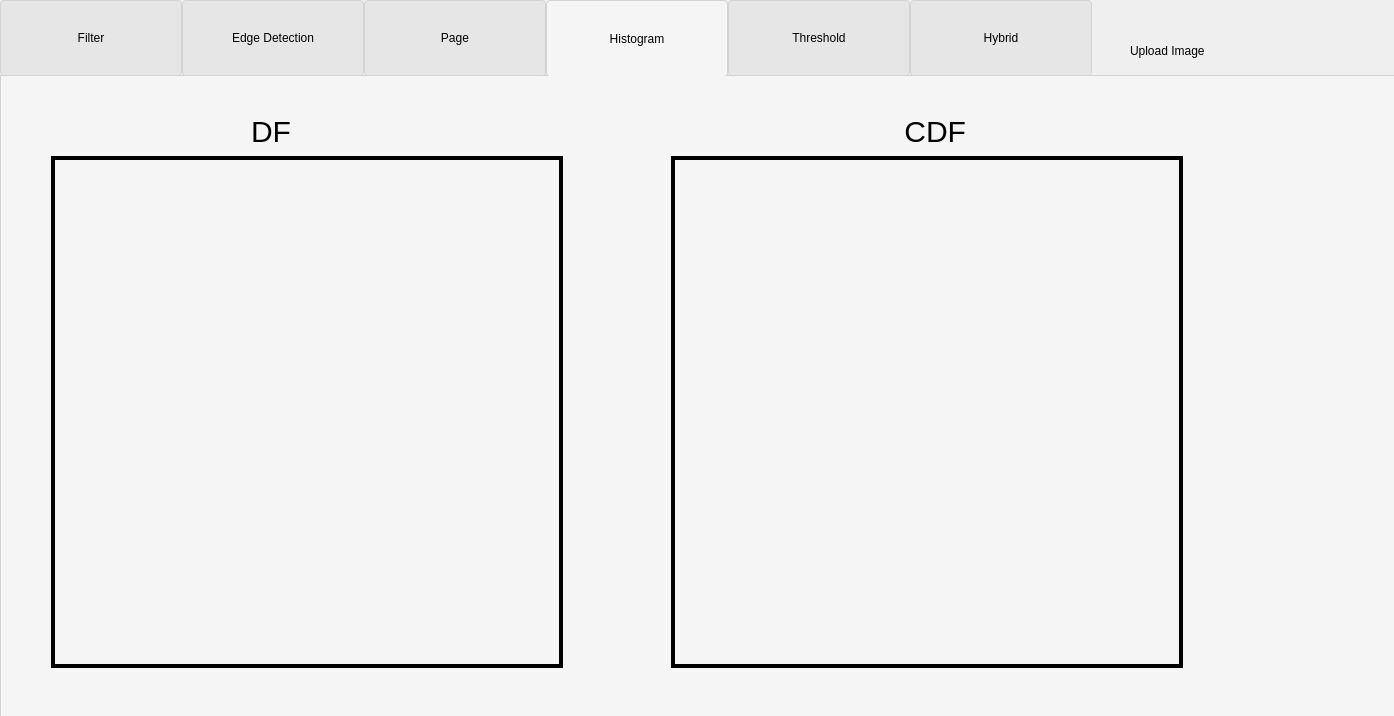
First picture: the form in task1.ui, repository IbrahimEmad11/Image-Processing-App, before the edit.
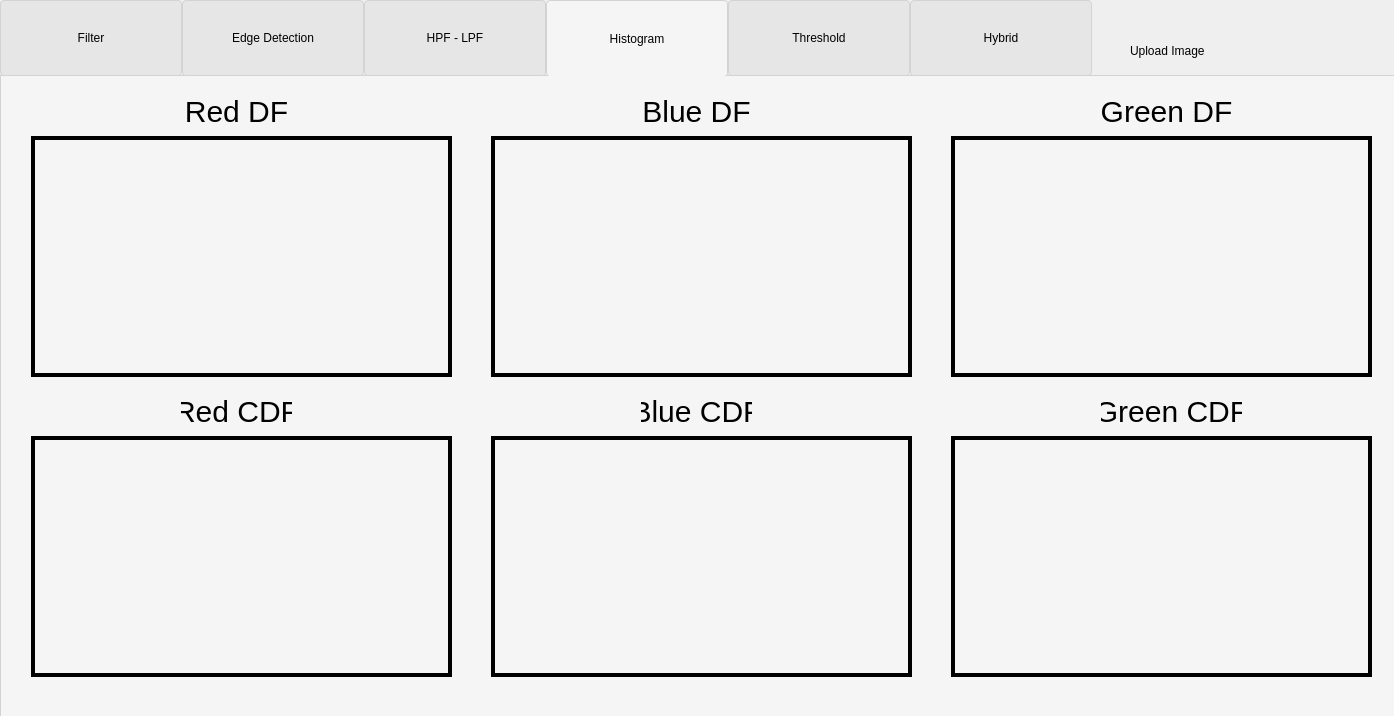
Second picture: the form after the edit. The open tabs and pages were chosen to show the change. Icons and pictures are not drawn.

What changed in the file:
```diff
--- a/task1.ui
+++ b/task1.ui
@@ -47,6 +47,12 @@
       <height>721</height>
      </rect>
     </property>
+    <property name="font">
+     <font>
+      <italic>false</italic>
+      <bold>false</bold>
+     </font>
+    </property>
     <property name="accessibleName">
      <string/>
     </property>
@@ -910,7 +916,7 @@
     </widget>
     <widget class="QWidget" name="PassTab">
      <attribute name="title">
-      <string>Page</string>
+      <string>HPF - LPF</string>
      </attribute>
      <widget class="QLabel" name="outputImageLabel_7">
       <property name="geometry">
@@ -1122,9 +1128,9 @@
      <widget class="QLabel" name="A6">
       <property name="geometry">
        <rect>
-        <x>70</x>
-        <y>40</y>
-        <width>400</width>
+        <x>180</x>
+        <y>20</y>
+        <width>111</width>
         <height>31</height>
        </rect>
       </property>
@@ -1135,29 +1141,7 @@
 background-color:transparent;</string>
       </property>
       <property name="text">
-       <string>DF</string>
-      </property>
-      <property name="alignment">
-       <set>Qt::AlignCenter</set>
-      </property>
-     </widget>
-     <widget class="QLabel" name="A5">
-      <property name="geometry">
-       <rect>
-        <x>730</x>
-        <y>40</y>
-        <width>400</width>
-        <height>31</height>
-       </rect>
-      </property>
-      <property name="styleSheet">
-       <string notr="true">font-family: Impact, Haettenschweiler, 'Arial Narrow Bold', sans-serif;
-font-size: 30px;
-color: black;
-background-color:transparent;</string>
-      </property>
-      <property name="text">
-       <string> CDF</string>
+       <string>Red DF</string>
       </property>
       <property name="alignment">
        <set>Qt::AlignCenter</set>
@@ -1166,10 +1150,10 @@
      <widget class="QLabel" name="Histogram_1">
       <property name="geometry">
        <rect>
-        <x>50</x>
-        <y>80</y>
-        <width>512</width>
-        <height>512</height>
+        <x>30</x>
+        <y>60</y>
+        <width>421</width>
+        <height>241</height>
        </rect>
       </property>
       <property name="styleSheet">
@@ -1186,13 +1170,35 @@
        <set>Qt::AlignCenter</set>
       </property>
      </widget>
+     <widget class="QLabel" name="A6_2">
+      <property name="geometry">
+       <rect>
+        <x>180</x>
+        <y>320</y>
+        <width>111</width>
+        <height>31</height>
+       </rect>
+      </property>
+      <property name="styleSheet">
+       <string notr="true">font-family: Impact, Haettenschweiler, 'Arial Narrow Bold', sans-serif;
+font-size: 30px;
+color: black;
+background-color:transparent;</string>
+      </property>
+      <property name="text">
+       <string>Red CDF</string>
+      </property>
+      <property name="alignment">
+       <set>Qt::AlignCenter</set>
+      </property>
+     </widget>
      <widget class="QLabel" name="Histogram_2">
       <property name="geometry">
        <rect>
-        <x>670</x>
-        <y>80</y>
-        <width>512</width>
-        <height>512</height>
+        <x>30</x>
+        <y>360</y>
+        <width>421</width>
+        <height>241</height>
        </rect>
       </property>
       <property name="styleSheet">
@@ -1209,6 +1215,186 @@
        <set>Qt::AlignCenter</set>
       </property>
      </widget>
+     <widget class="QLabel" name="Histogram_3">
+      <property name="geometry">
+       <rect>
+        <x>490</x>
+        <y>60</y>
+        <width>421</width>
+        <height>241</height>
+       </rect>
+      </property>
+      <property name="styleSheet">
+       <string notr="true">border: 4px solid black;
+</string>
+      </property>
+      <property name="text">
+       <string/>
+      </property>
+      <property name="scaledContents">
+       <bool>true</bool>
+      </property>
+      <property name="alignment">
+       <set>Qt::AlignCenter</set>
+      </property>
+     </widget>
+     <widget class="QLabel" name="A6_3">
+      <property name="geometry">
+       <rect>
+        <x>640</x>
+        <y>320</y>
+        <width>111</width>
+        <height>31</height>
+       </rect>
+      </property>
+      <property name="styleSheet">
+       <string notr="true">font-family: Impact, Haettenschweiler, 'Arial Narrow Bold', sans-serif;
+font-size: 30px;
+color: black;
+background-color:transparent;</string>
+      </property>
+      <property name="text">
+       <string>Blue CDF</string>
+      </property>
+      <property name="alignment">
+       <set>Qt::AlignCenter</set>
+      </property>
+     </widget>
+     <widget class="QLabel" name="Histogram_4">
+      <property name="geometry">
+       <rect>
+        <x>490</x>
+        <y>360</y>
+        <width>421</width>
+        <height>241</height>
+       </rect>
+      </property>
+      <property name="styleSheet">
+       <string notr="true">border: 4px solid black;
+</string>
+      </property>
+      <property name="text">
+       <string/>
+      </property>
+      <property name="scaledContents">
+       <bool>true</bool>
+      </property>
+      <property name="alignment">
+       <set>Qt::AlignCenter</set>
+      </property>
+     </widget>
+     <widget class="QLabel" name="A6_4">
+      <property name="geometry">
+       <rect>
+        <x>640</x>
+        <y>20</y>
+        <width>111</width>
+        <height>31</height>
+       </rect>
+      </property>
+      <property name="styleSheet">
+       <string notr="true">font-family: Impact, Haettenschweiler, 'Arial Narrow Bold', sans-serif;
+font-size: 30px;
+color: black;
+background-color:transparent;</string>
+      </property>
+      <property name="text">
+       <string>Blue DF</string>
+      </property>
+      <property name="alignment">
+       <set>Qt::AlignCenter</set>
+      </property>
+     </widget>
+     <widget class="QLabel" name="Histogram_5">
+      <property name="geometry">
+       <rect>
+        <x>950</x>
+        <y>60</y>
+        <width>421</width>
+        <height>241</height>
+       </rect>
+      </property>
+      <property name="styleSheet">
+       <string notr="true">border: 4px solid black;
+</string>
+      </property>
+      <property name="text">
+       <string/>
+      </property>
+      <property name="scaledContents">
+       <bool>true</bool>
+      </property>
+      <property name="alignment">
+       <set>Qt::AlignCenter</set>
+      </property>
+     </widget>
+     <widget class="QLabel" name="A6_5">
+      <property name="geometry">
+       <rect>
+        <x>1100</x>
+        <y>320</y>
+        <width>141</width>
+        <height>31</height>
+       </rect>
+      </property>
+      <property name="styleSheet">
+       <string notr="true">font-family: Impact, Haettenschweiler, 'Arial Narrow Bold', sans-serif;
+font-size: 30px;
+color: black;
+background-color:transparent;</string>
+      </property>
+      <property name="text">
+       <string>Green CDF</string>
+      </property>
+      <property name="alignment">
+       <set>Qt::AlignCenter</set>
+      </property>
+     </widget>
+     <widget class="QLabel" name="Histogram_6">
+      <property name="geometry">
+       <rect>
+        <x>950</x>
+        <y>360</y>
+        <width>421</width>
+        <height>241</height>
+       </rect>
+      </property>
+      <property name="styleSheet">
+       <string notr="true">border: 4px solid black;
+</string>
+      </property>
+      <property name="text">
+       <string/>
+      </property>
+      <property name="scaledContents">
+       <bool>true</bool>
+      </property>
+      <property name="alignment">
+       <set>Qt::AlignCenter</set>
+      </property>
+     </widget>
+     <widget class="QLabel" name="A6_6">
+      <property name="geometry">
+       <rect>
+        <x>1100</x>
+        <y>20</y>
+        <width>131</width>
+        <height>31</height>
+       </rect>
+      </property>
+      <property name="styleSheet">
+       <string notr="true">font-family: Impact, Haettenschweiler, 'Arial Narrow Bold', sans-serif;
+font-size: 30px;
+color: black;
+background-color:transparent;</string>
+      </property>
+      <property name="text">
+       <string>Green DF</string>
+      </property>
+      <property name="alignment">
+       <set>Qt::AlignCenter</set>
+      </property>
+     </widget>
     </widget>
     <widget class="QWidget" name="ThresholdTab">
      <property name="enabled">
```
